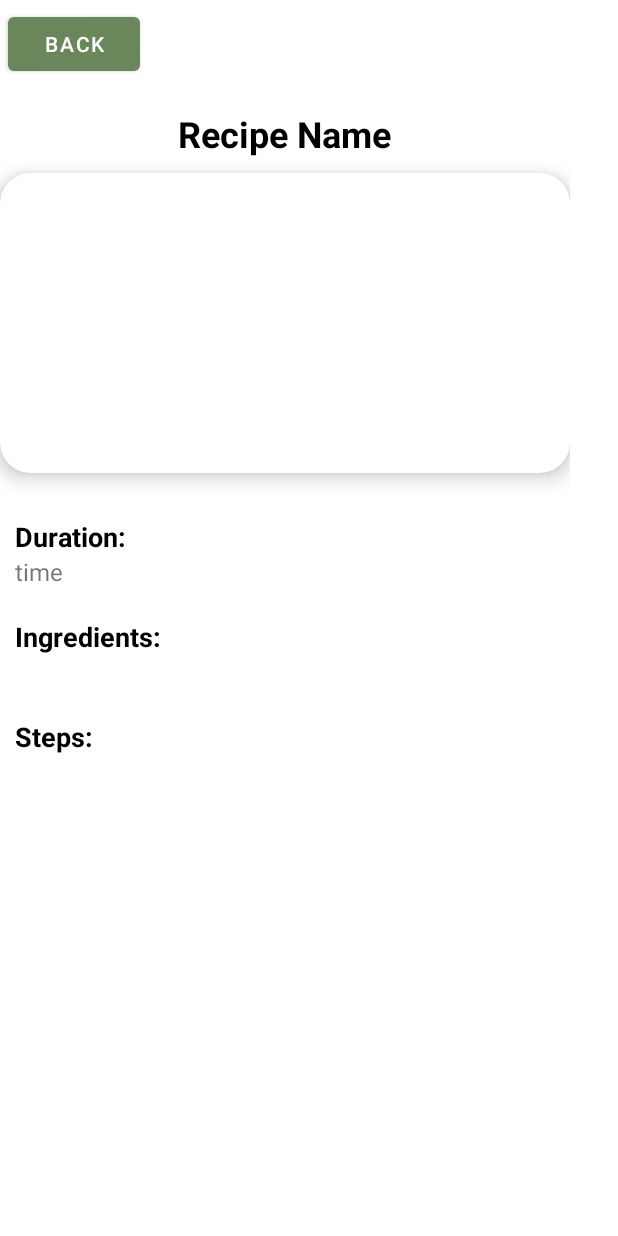
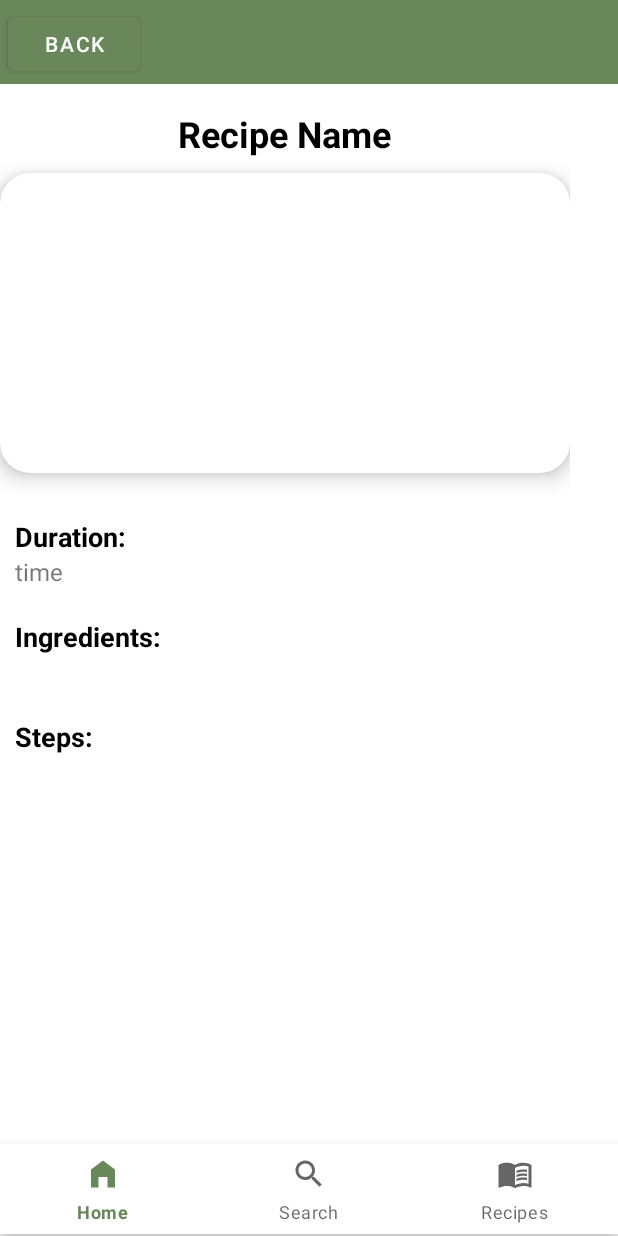
Before and after one commit to user1312420/KitchenCompass, an Android app: the layout activity_detailed.xml on its own in the app's theme, with its tools: preview values and no code run, on a phone screen of 412 x 824 dp. Run offline under Robolectric (Android 15) with nearby library versions, the phone set to English and light mode, and no system bars.

Commit message:
added Toolbar and Bottomnavigation to activity_detailed.xml

```diff
--- a/app/src/main/res/layout/activity_detailed.xml
+++ b/app/src/main/res/layout/activity_detailed.xml
@@ -5,6 +5,9 @@
     android:layout_height="match_parent"
     xmlns:app="http://schemas.android.com/apk/res-auto">
 
+    <include
+        layout="@layout/activity_main"
+        tools:context=".DetailedActivity" />
 
     <LinearLayout
         android:layout_width="wrap_content"
@@ -16,13 +19,13 @@
         tools:ignore="MissingConstraints">
 
         <Button
-                android:id="@+id/close"
-                android:layout_width="wrap_content"
-                android:layout_height="wrap_content"
-                android:text="back"
-                android:layout_alignParentTop="true"
-                android:layout_alignParentEnd="true"
-                android:layout_margin="5dp" />
+            android:id="@+id/close"
+            android:layout_width="wrap_content"
+            android:layout_height="wrap_content"
+            android:layout_alignParentTop="true"
+            android:layout_alignParentEnd="true"
+            android:layout_margin="5dp"
+            android:text="back" />
 
         <TextView
             android:id="@+id/detailName"
```
